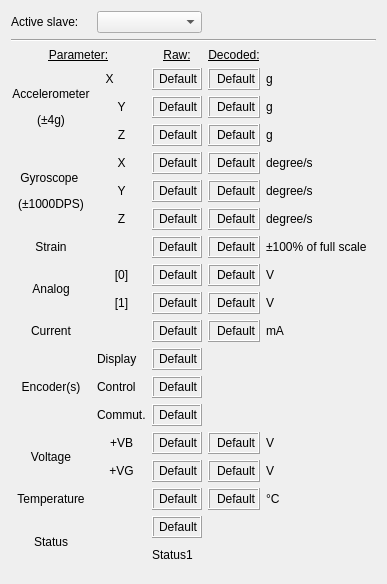
Old version of the form ui/w_execute.ui in the repository JFDuval/flexsea-plan.
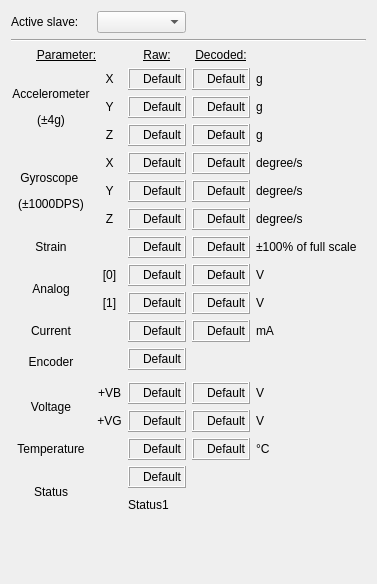
New version of the form.

Commit message: Minor changes, Execute stream

Patch:
```diff
--- a/ui/w_execute.ui
+++ b/ui/w_execute.ui
@@ -50,7 +50,7 @@
        </property>
       </widget>
      </item>
-     <item row="18" column="0">
+     <item row="17" column="0">
       <widget class="QLabel" name="label_43">
        <property name="minimumSize">
         <size>
@@ -69,7 +69,7 @@
        </property>
       </widget>
      </item>
-     <item row="17" column="1">
+     <item row="16" column="1">
       <widget class="QLabel" name="label_40">
        <property name="minimumSize">
         <size>
@@ -88,7 +88,7 @@
        </property>
       </widget>
      </item>
-     <item row="17" column="2">
+     <item row="16" column="2">
       <widget class="QLabel" name="disp_vg">
        <property name="minimumSize">
         <size>
@@ -128,7 +128,7 @@
        </property>
       </widget>
      </item>
-     <item row="17" column="3">
+     <item row="16" column="3">
       <widget class="QLabel" name="disp_vg_d">
        <property name="minimumSize">
         <size>
@@ -168,7 +168,7 @@
        </property>
       </widget>
      </item>
-     <item row="18" column="3">
+     <item row="17" column="3">
       <widget class="QLabel" name="disp_temp_d">
        <property name="minimumSize">
         <size>
@@ -208,7 +208,7 @@
        </property>
       </widget>
      </item>
-     <item row="18" column="2">
+     <item row="17" column="2">
       <widget class="QLabel" name="disp_temp">
        <property name="minimumSize">
         <size>
@@ -248,7 +248,7 @@
        </property>
       </widget>
      </item>
-     <item row="19" column="0" rowspan="2">
+     <item row="18" column="0" rowspan="2">
       <widget class="QLabel" name="label_15">
        <property name="minimumSize">
         <size>
@@ -267,7 +267,7 @@
        </property>
       </widget>
      </item>
-     <item row="19" column="2">
+     <item row="18" column="2">
       <widget class="QLabel" name="disp_stat1">
        <property name="minimumSize">
         <size>
@@ -307,7 +307,7 @@
        </property>
       </widget>
      </item>
-     <item row="20" column="2" colspan="2">
+     <item row="19" column="2" colspan="2">
       <widget class="QLabel" name="label_status1">
        <property name="minimumSize">
         <size>
@@ -320,7 +320,7 @@
        </property>
       </widget>
      </item>
-     <item row="18" column="4">
+     <item row="17" column="4">
       <widget class="QLabel" name="label_44">
        <property name="text">
         <string>°C</string>
@@ -887,7 +887,7 @@
        </property>
       </widget>
      </item>
-     <item row="16" column="0" rowspan="2">
+     <item row="15" column="0" rowspan="2">
       <widget class="QLabel" name="label_38">
        <property name="minimumSize">
         <size>
@@ -1026,7 +1026,7 @@
        </property>
       </widget>
      </item>
-     <item row="16" column="2">
+     <item row="15" column="2">
       <widget class="QLabel" name="disp_vb">
        <property name="minimumSize">
         <size>
@@ -1106,7 +1106,7 @@
        </property>
       </widget>
      </item>
-     <item row="16" column="1">
+     <item row="15" column="1">
       <widget class="QLabel" name="label_39">
        <property name="minimumSize">
         <size>
@@ -1628,14 +1628,14 @@
        </property>
       </widget>
      </item>
-     <item row="17" column="4">
+     <item row="16" column="4">
       <widget class="QLabel" name="label_42">
        <property name="text">
         <string>V</string>
        </property>
       </widget>
      </item>
-     <item row="16" column="3">
+     <item row="15" column="3">
       <widget class="QLabel" name="disp_vb_d">
        <property name="minimumSize">
         <size>
@@ -1675,7 +1675,7 @@
        </property>
       </widget>
      </item>
-     <item row="16" column="4">
+     <item row="15" column="4">
       <widget class="QLabel" name="label_41">
        <property name="text">
         <string>V</string>
@@ -1689,108 +1689,7 @@
        </property>
       </widget>
      </item>
-     <item row="14" column="2">
-      <widget class="QLabel" name="disp_encControl">
-       <property name="minimumSize">
-        <size>
-         <width>50</width>
-         <height>22</height>
-        </size>
-       </property>
-       <property name="maximumSize">
-        <size>
-         <width>200</width>
-         <height>16777215</height>
-        </size>
-       </property>
-       <property name="baseSize">
-        <size>
-         <width>50</width>
-         <height>0</height>
-        </size>
-       </property>
-       <property name="autoFillBackground">
-        <bool>false</bool>
-       </property>
-       <property name="frameShape">
-        <enum>QFrame::Box</enum>
-       </property>
-       <property name="frameShadow">
-        <enum>QFrame::Raised</enum>
-       </property>
-       <property name="lineWidth">
-        <number>1</number>
-       </property>
-       <property name="text">
-        <string>Default</string>
-       </property>
-       <property name="alignment">
-        <set>Qt::AlignRight|Qt::AlignTrailing|Qt::AlignVCenter</set>
-       </property>
-      </widget>
-     </item>
-     <item row="15" column="2">
-      <widget class="QLabel" name="disp_encCommut">
-       <property name="minimumSize">
-        <size>
-         <width>50</width>
-         <height>22</height>
-        </size>
-       </property>
-       <property name="maximumSize">
-        <size>
-         <width>200</width>
-         <height>16777215</height>
-        </size>
-       </property>
-       <property name="baseSize">
-        <size>
-         <width>50</width>
-         <height>0</height>
-        </size>
-       </property>
-       <property name="autoFillBackground">
-        <bool>false</bool>
-       </property>
-       <property name="frameShape">
-        <enum>QFrame::Box</enum>
-       </property>
-       <property name="frameShadow">
-        <enum>QFrame::Raised</enum>
-       </property>
-       <property name="lineWidth">
-        <number>1</number>
-       </property>
-       <property name="text">
-        <string>Default</string>
-       </property>
-       <property name="alignment">
-        <set>Qt::AlignRight|Qt::AlignTrailing|Qt::AlignVCenter</set>
-       </property>
-      </widget>
-     </item>
-     <item row="13" column="1">
-      <widget class="QLabel" name="label_17">
-       <property name="text">
-        <string>Display</string>
-       </property>
-      </widget>
-     </item>
-     <item row="14" column="1">
-      <widget class="QLabel" name="label_18">
-       <property name="text">
-        <string>Control</string>
-       </property>
-      </widget>
-     </item>
-     <item row="15" column="1">
-      <widget class="QLabel" name="label_19">
-       <property name="text">
-        <string>Commut.</string>
-       </property>
-      </widget>
-     </item>
-     <item row="13" column="0" rowspan="3">
+     <item row="13" column="0" rowspan="2">
       <widget class="QLabel" name="label_14">
        <property name="minimumSize">
         <size>
@@ -1802,7 +1701,7 @@
         <enum>Qt::LeftToRight</enum>
        </property>
        <property name="text">
-        <string>Encoder(s)</string>
+        <string>Encoder</string>
        </property>
        <property name="alignment">
         <set>Qt::AlignCenter</set>
```
The commit also changes 1 other file.
